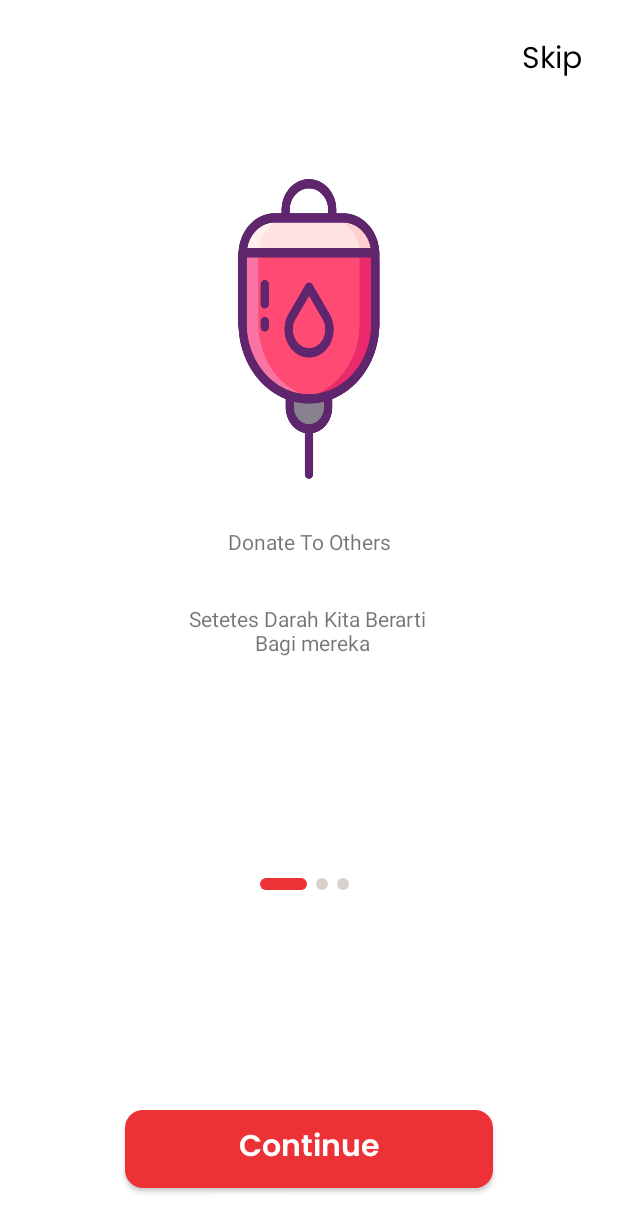
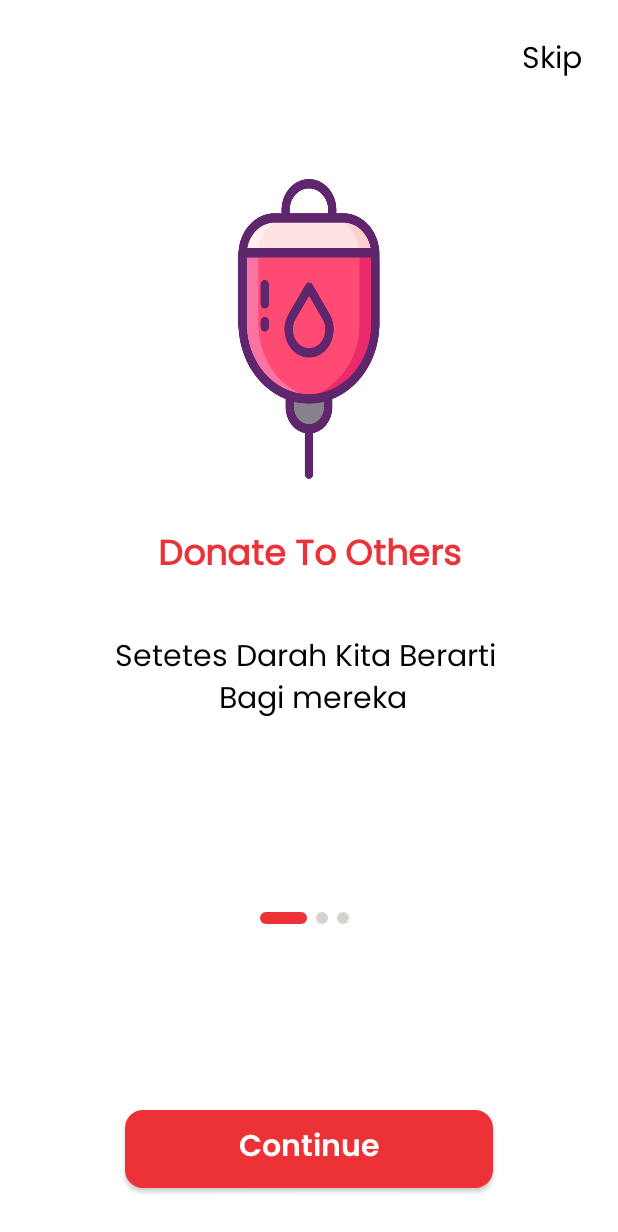
Before and after one commit to febriansya/SaveLifeApp, an Android app: the screen it shows after launch (MainFragmentActivity), on a phone screen of 412 x 824 dp. Shown: the top 1232 px of the screen. Run offline under Robolectric (Android 15) with nearby library versions, the phone set to English and light mode, and no system bars.

Commit message:
on boarding

```diff
--- a/app/src/main/res/layout/fragment_on_boarding.xml
+++ b/app/src/main/res/layout/fragment_on_boarding.xml
@@ -23,8 +23,12 @@
         android:layout_marginStart="8dp"
         android:layout_marginTop="32dp"
         android:layout_marginEnd="8dp"
+        android:fontFamily="@font/poppins"
         android:text="TextView"
         android:textAlignment="center"
+        android:textColor="@color/red_medium"
+        android:textSize="23sp"
+        android:textStyle="bold"
         app:layout_constraintEnd_toEndOf="parent"
         app:layout_constraintStart_toStartOf="parent"
         app:layout_constraintTop_toBottomOf="@+id/imageView" />
@@ -36,8 +40,11 @@
         android:layout_marginStart="8dp"
         android:layout_marginTop="32dp"
         android:layout_marginEnd="8dp"
+        android:fontFamily="@font/poppins"
         android:text="TextView"
         android:textAlignment="center"
+        android:textColor="@color/black"
+        android:textSize="20sp"
         app:layout_constraintEnd_toEndOf="parent"
         app:layout_constraintStart_toStartOf="parent"
         app:layout_constraintTop_toBottomOf="@+id/tv_title" />
```
